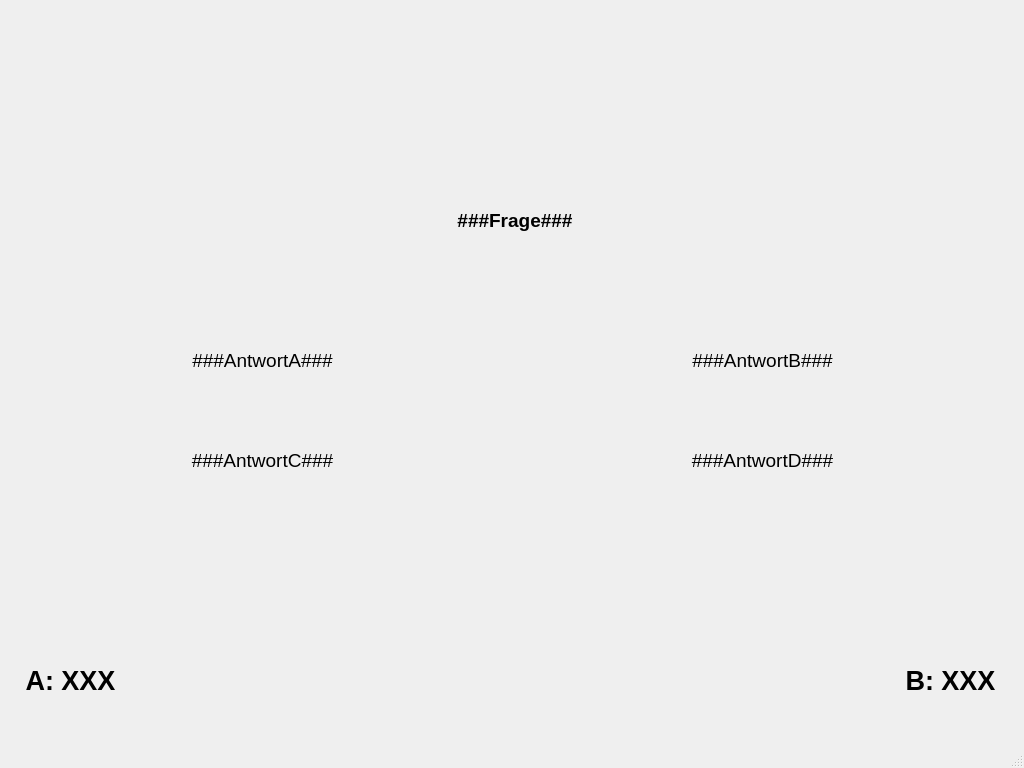
This is quizfenster.ui in ttrubep1/AlleGegenSchlaubi as Qt 5 draws it before an edit. The edited form follows.
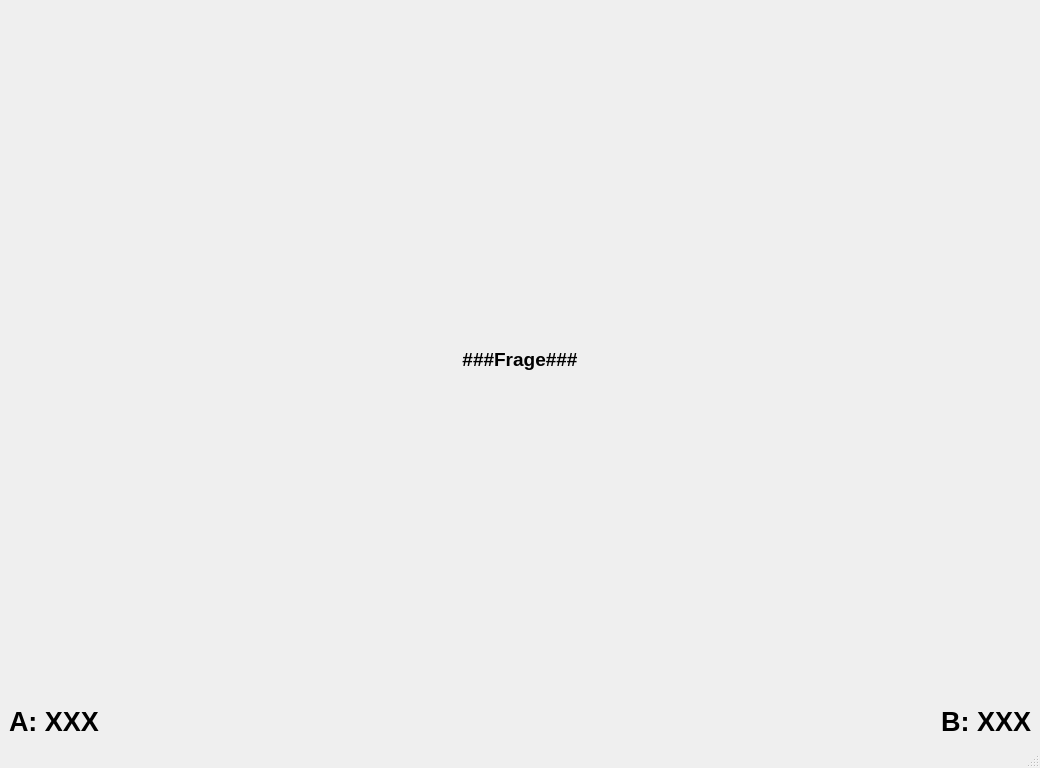
This is the edited form. Custom widgets are drawn as their Qt base class.

Commit message:
QuizFenster auf QuizKnubbel umgestellt
Die QuizKnubbel-Klasse aus Commit f09b75eb357bb8390729784f882b1e07c48eb96b
wird nun im Quizfenster anstatt der provisorischen Labels verwendet.

Zudem wurde das Design des Quizfensters überarbeitet, im oberen Bereich
ist nun viel Platz für ein Hintergrundbild.

Diff of the .ui file:
```diff
--- a/quizfenster.ui
+++ b/quizfenster.ui
@@ -6,7 +6,7 @@
    <rect>
     <x>0</x>
     <y>0</y>
-    <width>1024</width>
+    <width>1026</width>
     <height>768</height>
    </rect>
   </property>
@@ -14,136 +14,44 @@
    <string>Alle Gegen Schlaubi</string>
   </property>
   <widget class="QWidget" name="centralwidget">
-   <widget class="QLabel" name="lblFrage">
-    <property name="geometry">
-     <rect>
-      <x>40</x>
-      <y>160</y>
-      <width>950</width>
-      <height>120</height>
-     </rect>
-    </property>
-    <property name="font">
-     <font>
-      <pointsize>14</pointsize>
-      <weight>75</weight>
-      <bold>true</bold>
-     </font>
-    </property>
-    <property name="text">
-     <string>###Frage###</string>
-    </property>
-    <property name="alignment">
-     <set>Qt::AlignCenter</set>
-    </property>
-    <property name="wordWrap">
-     <bool>true</bool>
-    </property>
-   </widget>
-   <widget class="QLabel" name="lblAntwortA">
-    <property name="geometry">
-     <rect>
-      <x>10</x>
-      <y>320</y>
+   <layout class="QGridLayout" name="gridLayout">
+    <item row="3" column="1" colspan="2">
+     <widget class="QuizKnubbel" name="qkAntwortD" native="true">
+      <property name="minimumSize">
+       <size>
       <width>505</width>
-      <height>80</height>
-     </rect>
+        <height>100</height>
+       </size>
     </property>
     <property name="font">
      <font>
-      <pointsize>14</pointsize>
-     </font>
-    </property>
-    <property name="text">
-     <string>###AntwortA###</string>
-    </property>
-    <property name="alignment">
-     <set>Qt::AlignCenter</set>
-    </property>
-    <property name="wordWrap">
-     <bool>true</bool>
-    </property>
-   </widget>
-   <widget class="QLabel" name="lblAntwortB">
-    <property name="geometry">
-     <rect>
-      <x>510</x>
-      <y>320</y>
+        <pointsize>12</pointsize>
+       </font>
+      </property>
+     </widget>
+    </item>
+    <item row="2" column="2">
+     <widget class="QuizKnubbel" name="qkAntwortB" native="true">
+      <property name="minimumSize">
+       <size>
       <width>505</width>
-      <height>80</height>
-     </rect>
+        <height>100</height>
+       </size>
     </property>
     <property name="font">
      <font>
-      <pointsize>14</pointsize>
-     </font>
-    </property>
-    <property name="text">
-     <string>###AntwortB###</string>
-    </property>
-    <property name="alignment">
-     <set>Qt::AlignCenter</set>
-    </property>
-    <property name="wordWrap">
-     <bool>true</bool>
-    </property>
-   </widget>
-   <widget class="QLabel" name="lblAntwortD">
-    <property name="geometry">
-     <rect>
-      <x>510</x>
-      <y>420</y>
-      <width>505</width>
-      <height>80</height>
-     </rect>
-    </property>
-    <property name="font">
-     <font>
-      <pointsize>14</pointsize>
-     </font>
-    </property>
-    <property name="text">
-     <string>###AntwortD###</string>
-    </property>
-    <property name="alignment">
-     <set>Qt::AlignCenter</set>
-    </property>
-    <property name="wordWrap">
-     <bool>true</bool>
-    </property>
-   </widget>
-   <widget class="QLabel" name="lblAntwortC">
-    <property name="geometry">
-     <rect>
-      <x>10</x>
-      <y>420</y>
-      <width>505</width>
-      <height>80</height>
-     </rect>
-    </property>
-    <property name="font">
-     <font>
-      <pointsize>14</pointsize>
-     </font>
-    </property>
-    <property name="text">
-     <string>###AntwortC###</string>
-    </property>
-    <property name="alignment">
-     <set>Qt::AlignCenter</set>
-    </property>
-    <property name="wordWrap">
-     <bool>true</bool>
-    </property>
-   </widget>
+        <pointsize>12</pointsize>
+       </font>
+      </property>
+     </widget>
+    </item>
+    <item row="4" column="0">
    <widget class="QLabel" name="lblPunkteA">
-    <property name="geometry">
-     <rect>
-      <x>10</x>
-      <y>640</y>
-      <width>121</width>
-      <height>81</height>
-     </rect>
+      <property name="minimumSize">
+       <size>
+        <width>0</width>
+        <height>100</height>
+       </size>
     </property>
     <property name="font">
      <font>
@@ -156,17 +64,60 @@
      <string>A: XXX</string>
     </property>
     <property name="alignment">
-     <set>Qt::AlignCenter</set>
-    </property>
-   </widget>
+       <set>Qt::AlignBottom|Qt::AlignLeading|Qt::AlignLeft</set>
+      </property>
+     </widget>
+    </item>
+    <item row="3" column="0">
+     <widget class="QuizKnubbel" name="qkAntwortC" native="true">
+      <property name="minimumSize">
+       <size>
+        <width>505</width>
+        <height>100</height>
+       </size>
+      </property>
+      <property name="font">
+       <font>
+        <pointsize>12</pointsize>
+       </font>
+      </property>
+     </widget>
+    </item>
+    <item row="4" column="1">
+     <spacer name="horizontalSpacer">
+      <property name="orientation">
+       <enum>Qt::Horizontal</enum>
+      </property>
+      <property name="sizeHint" stdset="0">
+       <size>
+        <width>40</width>
+        <height>20</height>
+       </size>
+      </property>
+     </spacer>
+    </item>
+    <item row="2" column="0" colspan="2">
+     <widget class="QuizKnubbel" name="qkAntwortA" native="true">
+      <property name="minimumSize">
+       <size>
+        <width>505</width>
+        <height>100</height>
+       </size>
+      </property>
+      <property name="font">
+       <font>
+        <pointsize>12</pointsize>
+       </font>
+      </property>
+     </widget>
+    </item>
+    <item row="4" column="2">
    <widget class="QLabel" name="lblPunkteB">
-    <property name="geometry">
-     <rect>
-      <x>890</x>
-      <y>640</y>
-      <width>121</width>
-      <height>81</height>
-     </rect>
+      <property name="minimumSize">
+       <size>
+        <width>0</width>
+        <height>100</height>
+       </size>
     </property>
     <property name="font">
      <font>
@@ -179,19 +130,50 @@
      <string>B: XXX</string>
     </property>
     <property name="alignment">
+       <set>Qt::AlignBottom|Qt::AlignRight|Qt::AlignTrailing</set>
+      </property>
+     </widget>
+    </item>
+    <item row="1" column="0" colspan="3">
+     <widget class="QLabel" name="lblFrage">
+      <property name="minimumSize">
+       <size>
+        <width>1010</width>
+        <height>120</height>
+       </size>
+      </property>
+      <property name="font">
+       <font>
+        <pointsize>14</pointsize>
+        <weight>75</weight>
+        <bold>true</bold>
+       </font>
+      </property>
+      <property name="text">
+       <string>###Frage###</string>
+      </property>
+      <property name="alignment">
      <set>Qt::AlignCenter</set>
     </property>
-   </widget>
-   <widget class="QuizKnubbel" name="test" native="true">
-    <property name="geometry">
-     <rect>
-      <x>130</x>
-      <y>50</y>
-      <width>505</width>
-      <height>80</height>
-     </rect>
-    </property>
-   </widget>
+      <property name="wordWrap">
+       <bool>true</bool>
+      </property>
+     </widget>
+    </item>
+    <item row="0" column="0">
+     <spacer name="verticalSpacer">
+      <property name="orientation">
+       <enum>Qt::Vertical</enum>
+      </property>
+      <property name="sizeHint" stdset="0">
+       <size>
+        <width>20</width>
+        <height>40</height>
+       </size>
+      </property>
+     </spacer>
+    </item>
+   </layout>
   </widget>
   <widget class="QMenuBar" name="menubar">
    <property name="geometry">
```
Left out of the diff: 2 changed lines with no effect on the pictures. Lines whose indentation alone changed are shown as unchanged. The commit also changes 3 other files.
